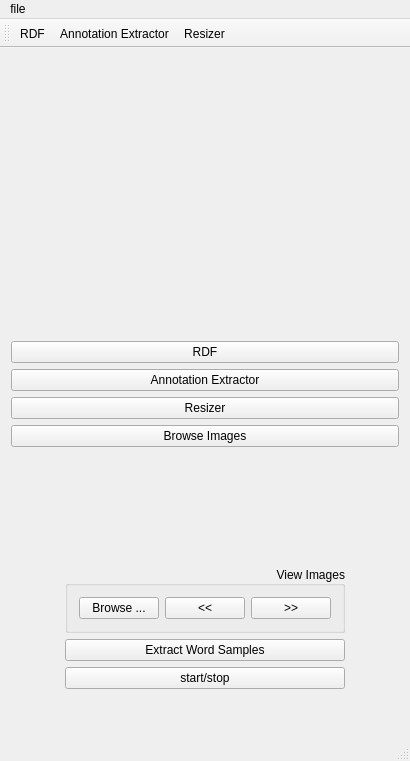
This is forms/mainwindow.ui in Boazrciasn/RDFramework as Qt 5 draws it before an edit. The edited form follows.
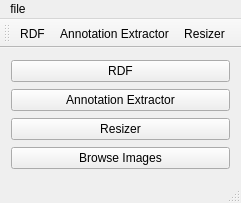
This is the edited form.

```diff
--- a/forms/mainwindow.ui
+++ b/forms/mainwindow.ui
@@ -2,50 +2,40 @@
 <ui version="4.0">
  <class>MainWindow</class>
  <widget class="QMainWindow" name="MainWindow">
+  <property name="windowModality">
+   <enum>Qt::NonModal</enum>
+  </property>
+  <property name="enabled">
+   <bool>true</bool>
+  </property>
   <property name="geometry">
    <rect>
     <x>0</x>
     <y>0</y>
-    <width>410</width>
-    <height>761</height>
+    <width>241</width>
+    <height>203</height>
    </rect>
   </property>
   <property name="windowTitle">
    <string>MainWindow</string>
   </property>
+  <property name="layoutDirection">
+   <enum>Qt::LeftToRight</enum>
+  </property>
+  <property name="autoFillBackground">
+   <bool>false</bool>
+  </property>
   <widget class="QWidget" name="centralWidget">
+   <property name="sizePolicy">
+    <sizepolicy hsizetype="Preferred" vsizetype="Preferred">
+     <horstretch>0</horstretch>
+     <verstretch>0</verstretch>
+    </sizepolicy>
+   </property>
+   <property name="layoutDirection">
+    <enum>Qt::LeftToRight</enum>
+   </property>
    <layout class="QVBoxLayout" name="verticalLayout">
-    <item>
-     <widget class="QWidget" name="widget" native="true">
-      <layout class="QHBoxLayout" name="horizontalLayout_4">
-       <item alignment="Qt::AlignHCenter|Qt::AlignVCenter">
-        <widget class="QLabel" name="label">
-         <property name="sizePolicy">
-          <sizepolicy hsizetype="Ignored" vsizetype="Ignored">
-           <horstretch>0</horstretch>
-           <verstretch>0</verstretch>
-          </sizepolicy>
-         </property>
-         <property name="minimumSize">
-          <size>
-           <width>0</width>
-           <height>0</height>
-          </size>
-         </property>
-         <property name="frameShape">
-          <enum>QFrame::NoFrame</enum>
-         </property>
-         <property name="text">
-          <string/>
-         </property>
-         <property name="scaledContents">
-          <bool>true</bool>
-         </property>
-        </widget>
-       </item>
-      </layout>
-     </widget>
-    </item>
     <item>
      <widget class="QPushButton" name="RDF_pushButton">
       <property name="text">
@@ -74,94 +64,6 @@
       </property>
      </widget>
     </item>
-    <item alignment="Qt::AlignHCenter|Qt::AlignBottom">
-     <widget class="QWidget" name="widget_controllers" native="true">
-      <property name="maximumSize">
-       <size>
-        <width>16777215</width>
-        <height>250</height>
-       </size>
-      </property>
-      <layout class="QVBoxLayout" name="verticalLayout_2">
-       <item alignment="Qt::AlignBottom">
-        <widget class="QGroupBox" name="groupBox_3">
-         <property name="maximumSize">
-          <size>
-           <width>16777215</width>
-           <height>100</height>
-          </size>
-         </property>
-         <property name="title">
-          <string>View Images</string>
-         </property>
-         <property name="alignment">
-          <set>Qt::AlignRight|Qt::AlignTrailing|Qt::AlignVCenter</set>
-         </property>
-         <layout class="QHBoxLayout" name="horizontalLayout_6">
-          <item>
-           <widget class="QPushButton" name="browse">
-            <property name="text">
-             <string>Browse ...</string>
-            </property>
-           </widget>
-          </item>
-          <item>
-           <widget class="QPushButton" name="previous">
-            <property name="text">
-             <string>&lt;&lt;</string>
-            </property>
-           </widget>
-          </item>
-          <item>
-           <widget class="QPushButton" name="next">
-            <property name="text">
-             <string>&gt;&gt;</string>
-            </property>
-           </widget>
-          </item>
-         </layout>
-        </widget>
-       </item>
-       <item alignment="Qt::AlignBottom">
-        <widget class="QPushButton" name="extractWords">
-         <property name="text">
-          <string>Extract Word Samples</string>
-         </property>
-        </widget>
-       </item>
-       <item alignment="Qt::AlignBottom">
-        <widget class="QPushButton" name="runButton">
-         <property name="text">
-          <string>start/stop</string>
-         </property>
-         <property name="autoDefault">
-          <bool>false</bool>
-         </property>
-        </widget>
-       </item>
-       <item alignment="Qt::AlignBottom">
-        <widget class="QWidget" name="widget_2" native="true">
-         <property name="enabled">
-          <bool>true</bool>
-         </property>
-         <property name="sizePolicy">
-          <sizepolicy hsizetype="Expanding" vsizetype="Expanding">
-           <horstretch>0</horstretch>
-           <verstretch>0</verstretch>
-          </sizepolicy>
-         </property>
-         <property name="maximumSize">
-          <size>
-           <width>16777215</width>
-           <height>100</height>
-          </size>
-         </property>
-         <layout class="QHBoxLayout" name="horizontalLayout"/>
-        </widget>
-       </item>
-      </layout>
-     </widget>
-    </item>
    </layout>
   </widget>
   <widget class="QMenuBar" name="menuBar">
@@ -169,7 +71,7 @@
     <rect>
      <x>0</x>
      <y>0</y>
-     <width>410</width>
+     <width>241</width>
      <height>22</height>
     </rect>
    </property>
```
